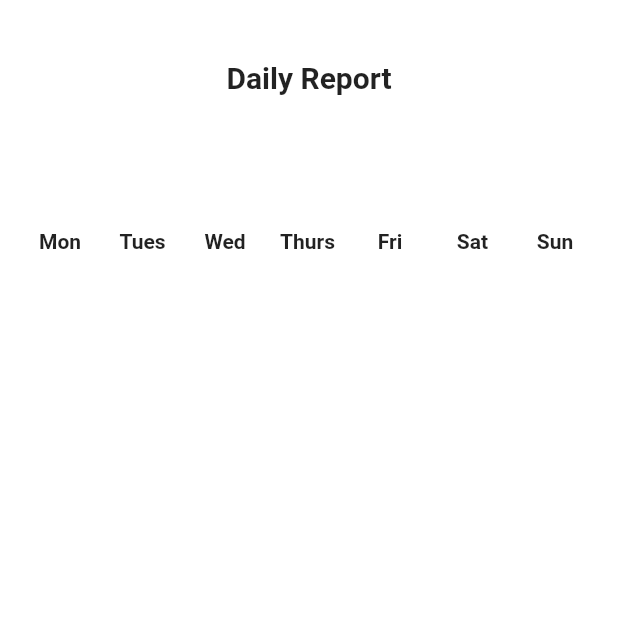
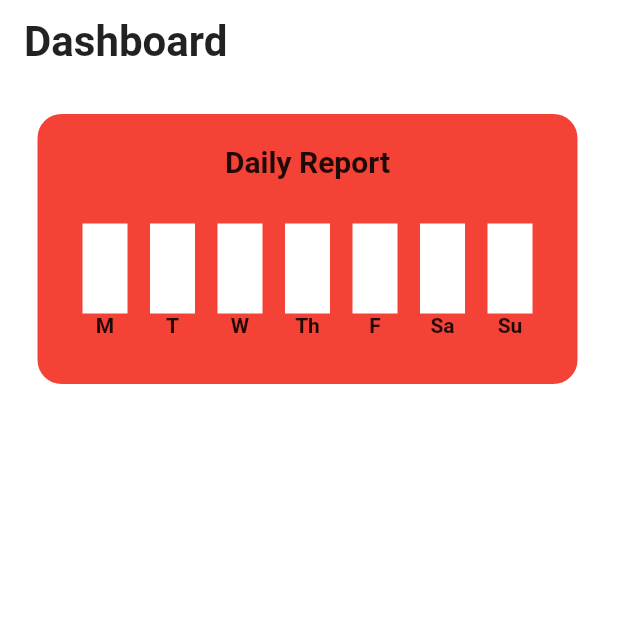
Before and after one commit to devenderbutani21/coronaVirusHomeChckup, a Flutter app: the screen it shows after launch, on a phone screen of 412 x 824 dp, the top half of it. Run offline on Flutter 3.47's test engine with Material 2 defaults, Android fonts, the phone set to English and light mode, and no system bars; Roboto replaces fonts that are missing (Arial).

Commit message:
Dashboard added

```diff
--- a/lib/main.dart
+++ b/lib/main.dart
@@ -25,6 +25,7 @@ class MyApp extends StatelessWidget {
         ),
       ),
       home: DashboardScreen(),
+      // home: QuestionnaireScreen(),
     );
   }
 }
--- a/lib/screens/dashboard_screen.dart
+++ b/lib/screens/dashboard_screen.dart
@@ -4,13 +4,13 @@ import '../widgets/text_widget.dart';
 import '../widgets/graphbar_widget.dart';
 
 var days = [
-  'Mon',
-  'Tues',
-  'Wed',
-  'Thurs',
-  'Fri',
-  'Sat',
-  'Sun',
+  'M',
+  'T',
+  'W',
+  'Th',
+  'F',
+  'Sa',
+  'Su',
 ];
 
 class DashboardScreen extends StatefulWidget {
@@ -22,25 +22,52 @@ class _DashboardScreenState extends State<DashboardScreen> {
   @override
   Widget build(BuildContext context) {
     return Scaffold(
+      appBar: AppBar(
+        title: Text(
+          'Dashboard',
+          style: TextStyle(
+            fontWeight: FontWeight.bold,
+            fontSize: 28,
+          ),
+        ),
+      ),
       body: Column(
+        children: [
+          SizedBox(
+            height: 20,
+          ),
+          Container(
+            margin: EdgeInsets.only(
+              left: 25,
+            ),
+            height: 180,
+            width: 360,
+            decoration: BoxDecoration(
+              borderRadius: BorderRadius.circular(16.0),
+              color: Colors.red,
+            ),
+            child: Column(
               children: <Widget>[
                 SizedBox(
-            height: 40,
+                  height: 20,
                 ),
                 TextWidget('Daily Report'),
                 SizedBox(
-            height: 10,
+                  height: 30,
                 ),
                 Row(
                   children: [
                     SizedBox(
-                width: 20,
+                      width: 30,
                     ),
                     for (var day in days) GraphBarWidget(day, false, false),
                   ],
                 ),
               ],
             ),
+          ),
+        ],
+      ),
     );
   }
 }
--- a/lib/widgets/graphbar_widget.dart
+++ b/lib/widgets/graphbar_widget.dart
@@ -19,8 +19,8 @@ class _GraphBarWidgetState extends State<GraphBarWidget> {
         Column(
           children: [
             Container(
-              height: 80,
-              width: 40,
+              height: 60,
+              width: 30,
               color: widget._yesvalue ? widget._tf ? Colors.green : Colors.red : Colors.white,
             ),
             Text(
```
Lines whose indentation alone changed are shown as unchanged.
